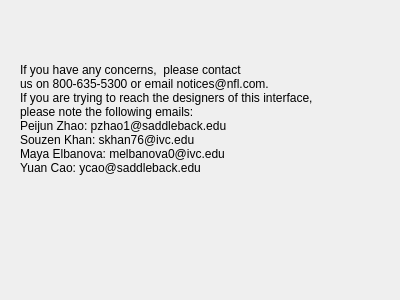
First picture: the form in contact.ui, repository Ling2251/CS1C-NFL_Porject, before the edit.
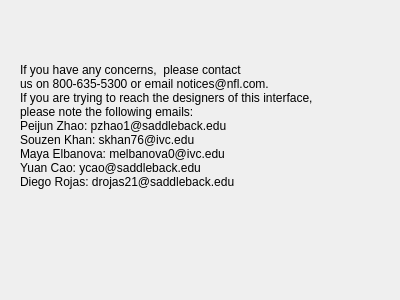
Second picture: the form after the edit.

Commit message: edited contact us

The edit to the form file:
```diff
--- a/contact.ui
+++ b/contact.ui
@@ -44,7 +44,7 @@
 Souzen Khan: skhan76@ivc.edu
 Maya Elbanova: melbanova0@ivc.edu
 Yuan Cao: ycao@saddleback.edu
- </string>
+Diego Rojas: drojas21@saddleback.edu  </string>
    </property>
   </widget>
  </widget>
```
